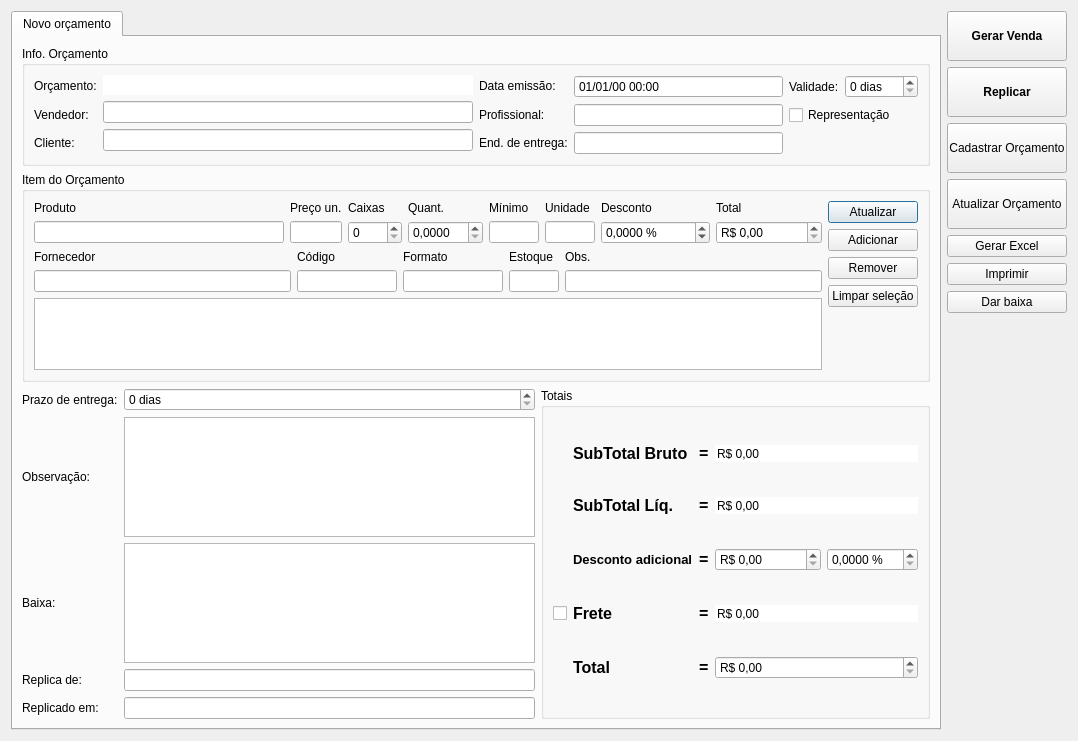
This is ui/orcamento.ui in lellisls/ERP-STACCATO as Qt 5 draws it before an edit. The edited form follows.
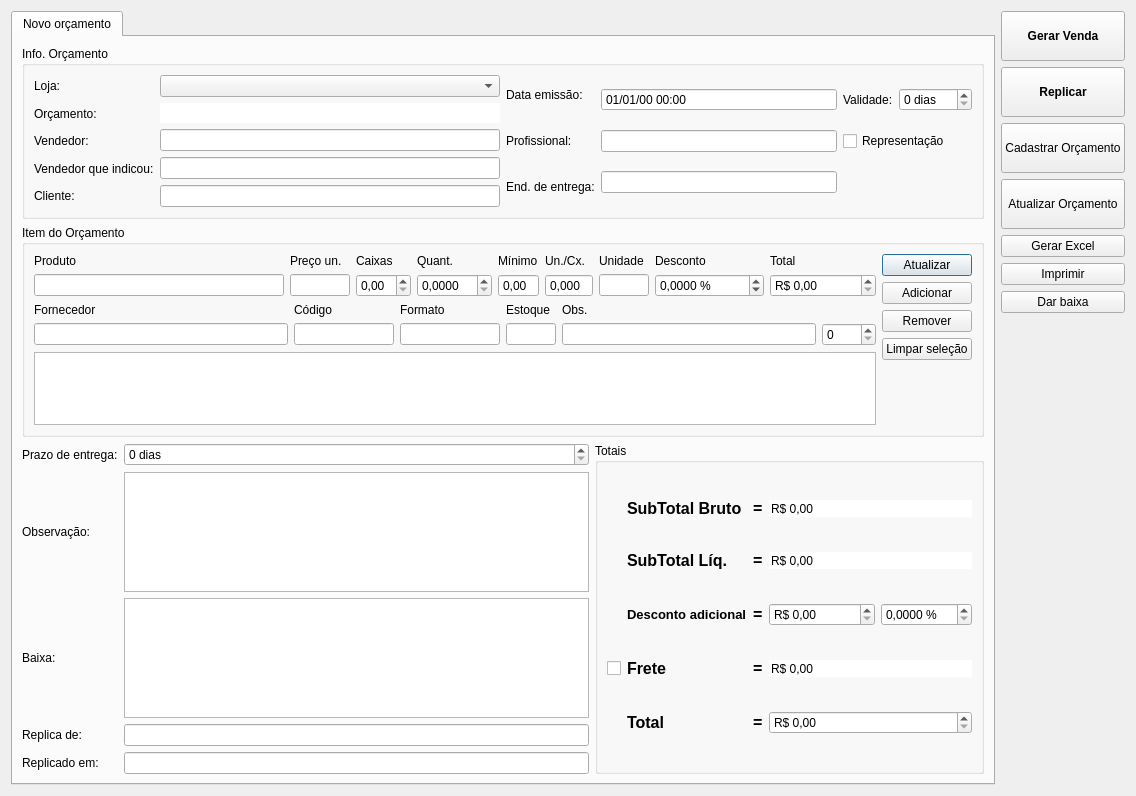
This is the edited form. Custom widgets are drawn as their Qt base class.

```diff
--- a/ui/orcamento.ui
+++ b/ui/orcamento.ui
@@ -9,8 +9,8 @@
    <rect>
     <x>0</x>
     <y>0</y>
-    <width>1072</width>
-    <height>705</height>
+    <width>1136</width>
+    <height>796</height>
    </rect>
   </property>
   <property name="windowTitle">
@@ -411,7 +411,7 @@
              </sizepolicy>
             </property>
             <property name="toolTip">
-             <string>&lt;html&gt;&lt;head/&gt;&lt;body&gt;&lt;p&gt;Desconto percentual sobree todo o orçamento.&lt;/p&gt;&lt;/body&gt;&lt;/html&gt;</string>
+             <string>&lt;html&gt;&lt;head/&gt;&lt;body&gt;&lt;p&gt;Desconto sobre todo o orçamento.&lt;/p&gt;&lt;/body&gt;&lt;/html&gt;</string>
             </property>
             <property name="correctionMode">
              <enum>QAbstractSpinBox::CorrectToNearestValue</enum>
@@ -436,7 +436,7 @@
              </sizepolicy>
             </property>
             <property name="toolTip">
-             <string>&lt;html&gt;&lt;head/&gt;&lt;body&gt;&lt;p&gt;Desconto percentual sobree todo o orçamento.&lt;/p&gt;&lt;/body&gt;&lt;/html&gt;</string>
+             <string>&lt;html&gt;&lt;head/&gt;&lt;body&gt;&lt;p&gt;Desconto percentual sobre todo o orçamento.&lt;/p&gt;&lt;/body&gt;&lt;/html&gt;</string>
             </property>
             <property name="suffix">
              <string> %</string>
@@ -597,9 +597,6 @@
           </item>
           <item row="3" column="3" colspan="2">
            <widget class="QDoubleSpinBox" name="doubleSpinBoxFrete">
-            <property name="toolTip">
-             <string>&lt;html&gt;&lt;head/&gt;&lt;body&gt;&lt;p&gt;Valor total do orçamento, com desconto final.&lt;/p&gt;&lt;/body&gt;&lt;/html&gt;</string>
-            </property>
             <property name="wrapping">
              <bool>false</bool>
             </property>
@@ -661,6 +658,13 @@
            <layout class="QHBoxLayout" name="horizontalLayout">
             <item>
              <layout class="QVBoxLayout" name="verticalLayout_6">
+              <item>
+               <widget class="QLabel" name="labelLoja">
+                <property name="text">
+                 <string>Loja:</string>
+                </property>
+               </widget>
+              </item>
               <item>
                <widget class="QLabel" name="labelOrcamento">
                 <property name="text">
@@ -681,6 +685,19 @@
                 </property>
                </widget>
               </item>
+              <item>
+               <widget class="QLabel" name="labelVendedorIndicou">
+                <property name="sizePolicy">
+                 <sizepolicy hsizetype="Fixed" vsizetype="Preferred">
+                  <horstretch>0</horstretch>
+                  <verstretch>0</verstretch>
+                 </sizepolicy>
+                </property>
+                <property name="text">
+                 <string>Vendedor que indicou:</string>
+                </property>
+               </widget>
+              </item>
               <item>
                <widget class="QLabel" name="labelCliente">
                 <property name="text">
@@ -692,6 +709,9 @@
             </item>
             <item>
              <layout class="QVBoxLayout" name="verticalLayout_4">
+              <item>
+               <widget class="ComboBox" name="comboBoxLoja"/>
+              </item>
               <item>
                <widget class="QLineEdit" name="lineEditOrcamento">
                 <property name="toolTip">
@@ -708,6 +728,9 @@
               <item>
                <widget class="ItemBox" name="itemBoxVendedor"/>
               </item>
+              <item>
+               <widget class="ItemBox" name="itemBoxVendedorIndicou"/>
+              </item>
               <item>
                <widget class="ItemBox" name="itemBoxCliente"/>
               </item>
@@ -945,13 +968,6 @@
           </item>
           <item row="1" column="0">
            <layout class="QGridLayout" name="gridLayout_7">
-            <item row="0" column="2">
-             <widget class="QLabel" name="labelFormComercial">
-              <property name="text">
-               <string>Formato</string>
-              </property>
-             </widget>
-            </item>
             <item row="0" column="1">
              <widget class="QLabel" name="labelCodComercial">
               <property name="text">
@@ -959,13 +975,6 @@
               </property>
              </widget>
             </item>
-            <item row="0" column="0">
-             <widget class="QLabel" name="labelFornecedor">
-              <property name="text">
-               <string>Fornecedor</string>
-              </property>
-             </widget>
-            </item>
             <item row="0" column="3">
              <widget class="QLabel" name="labelEstoque">
               <property name="text">
@@ -973,25 +982,17 @@
               </property>
              </widget>
             </item>
-            <item row="1" column="1">
-             <widget class="QLineEdit" name="lineEditCodComercial">
-              <property name="minimumSize">
-               <size>
-                <width>100</width>
-                <height>0</height>
-               </size>
+            <item row="0" column="2">
+             <widget class="QLabel" name="labelFormComercial">
+              <property name="text">
+               <string>Formato</string>
               </property>
-              <property name="maximumSize">
-               <size>
-                <width>60</width>
-                <height>16777215</height>
-               </size>
-              </property>
-              <property name="toolTip">
-               <string>&lt;html&gt;&lt;head/&gt;&lt;body&gt;&lt;p&gt;Código comercial do produto&lt;/p&gt;&lt;/body&gt;&lt;/html&gt;</string>
-              </property>
-              <property name="readOnly">
-               <bool>true</bool>
+             </widget>
+            </item>
+            <item row="0" column="0">
+             <widget class="QLabel" name="labelFornecedor">
+              <property name="text">
+               <string>Fornecedor</string>
               </property>
              </widget>
             </item>
@@ -1011,35 +1012,6 @@
               </property>
              </widget>
             </item>
-            <item row="1" column="2">
-             <widget class="QLineEdit" name="lineEditFormComercial">
-              <property name="minimumSize">
-               <size>
-                <width>100</width>
-                <height>0</height>
-               </size>
-              </property>
-              <property name="maximumSize">
-               <size>
-                <width>60</width>
-                <height>16777215</height>
-               </size>
-              </property>
-              <property name="toolTip">
-               <string>&lt;html&gt;&lt;head/&gt;&lt;body&gt;&lt;p&gt;Formato do produto&lt;/p&gt;&lt;/body&gt;&lt;/html&gt;</string>
-              </property>
-              <property name="readOnly">
-               <bool>true</bool>
-              </property>
-             </widget>
-            </item>
-            <item row="0" column="4">
-             <widget class="QLabel" name="labelObs">
-              <property name="text">
-               <string>Obs.</string>
-              </property>
-             </widget>
-            </item>
             <item row="1" column="3">
              <widget class="LineEditDecimal" name="lineEditEstoque">
               <property name="sizePolicy">
@@ -1062,6 +1034,57 @@
               </property>
              </widget>
             </item>
+            <item row="1" column="1">
+             <widget class="QLineEdit" name="lineEditCodComercial">
+              <property name="minimumSize">
+               <size>
+                <width>100</width>
+                <height>0</height>
+               </size>
+              </property>
+              <property name="maximumSize">
+               <size>
+                <width>60</width>
+                <height>16777215</height>
+               </size>
+              </property>
+              <property name="toolTip">
+               <string>&lt;html&gt;&lt;head/&gt;&lt;body&gt;&lt;p&gt;Código comercial do produto&lt;/p&gt;&lt;/body&gt;&lt;/html&gt;</string>
+              </property>
+              <property name="readOnly">
+               <bool>true</bool>
+              </property>
+             </widget>
+            </item>
+            <item row="0" column="4">
+             <widget class="QLabel" name="labelObs">
+              <property name="text">
+               <string>Obs.</string>
+              </property>
+             </widget>
+            </item>
+            <item row="1" column="2">
+             <widget class="QLineEdit" name="lineEditFormComercial">
+              <property name="minimumSize">
+               <size>
+                <width>100</width>
+                <height>0</height>
+               </size>
+              </property>
+              <property name="maximumSize">
+               <size>
+                <width>60</width>
+                <height>16777215</height>
+               </size>
+              </property>
+              <property name="toolTip">
+               <string>&lt;html&gt;&lt;head/&gt;&lt;body&gt;&lt;p&gt;Formato do produto&lt;/p&gt;&lt;/body&gt;&lt;/html&gt;</string>
+              </property>
+              <property name="readOnly">
+               <bool>true</bool>
+              </property>
+             </widget>
+            </item>
             <item row="1" column="4">
              <widget class="QLineEdit" name="lineEditObs">
               <property name="minimumSize">
@@ -1078,14 +1101,77 @@
               </property>
              </widget>
             </item>
+            <item row="1" column="5">
+             <widget class="QSpinBox" name="spinBoxEstoquePromocao">
+              <property name="maximumSize">
+               <size>
+                <width>55</width>
+                <height>16777215</height>
+               </size>
+              </property>
+              <property name="toolTip">
+               <string>&lt;html&gt;&lt;head/&gt;&lt;body&gt;&lt;p&gt;Quantidade de caixas&lt;/p&gt;&lt;/body&gt;&lt;/html&gt;</string>
+              </property>
+              <property name="correctionMode">
+               <enum>QAbstractSpinBox::CorrectToNearestValue</enum>
+              </property>
+              <property name="maximum">
+               <number>9999</number>
+              </property>
+             </widget>
+            </item>
            </layout>
           </item>
           <item row="0" column="0">
            <layout class="QGridLayout" name="gridLayout_4">
-            <item row="0" column="4">
-             <widget class="QLabel" name="labelMinimo">
+            <item row="1" column="2">
+             <widget class="QDoubleSpinBox" name="spinBoxCaixas">
+              <property name="maximumSize">
+               <size>
+                <width>55</width>
+                <height>16777215</height>
+               </size>
+              </property>
+              <property name="toolTip">
+               <string>&lt;html&gt;&lt;head/&gt;&lt;body&gt;&lt;p&gt;Quantidade de caixas&lt;/p&gt;&lt;/body&gt;&lt;/html&gt;</string>
+              </property>
+              <property name="correctionMode">
+               <enum>QAbstractSpinBox::CorrectToNearestValue</enum>
+              </property>
+              <property name="maximum">
+               <double>9999.989999999999782</double>
+              </property>
+             </widget>
+            </item>
+            <item row="0" column="5">
+             <widget class="QLabel" name="labelCaixa">
               <property name="text">
-               <string>Mínimo</string>
+               <string>Un./Cx.</string>
+              </property>
+             </widget>
+            </item>
+            <item row="1" column="5">
+             <widget class="QDoubleSpinBox" name="spinBoxUnCx">
+              <property name="maximumSize">
+               <size>
+                <width>55</width>
+                <height>16777215</height>
+               </size>
+              </property>
+              <property name="toolTip">
+               <string>&lt;html&gt;&lt;head/&gt;&lt;body&gt;&lt;p&gt;Unidades por caixa&lt;/p&gt;&lt;/body&gt;&lt;/html&gt;</string>
+              </property>
+              <property name="readOnly">
+               <bool>true</bool>
+              </property>
+              <property name="buttonSymbols">
+               <enum>QAbstractSpinBox::NoButtons</enum>
+              </property>
+              <property name="correctionMode">
+               <enum>QAbstractSpinBox::CorrectToNearestValue</enum>
+              </property>
+              <property name="decimals">
+               <number>3</number>
               </property>
              </widget>
             </item>
@@ -1096,25 +1182,6 @@
               </property>
              </widget>
             </item>
-            <item row="1" column="2">
-             <widget class="QSpinBox" name="spinBoxCaixas">
-              <property name="maximumSize">
-               <size>
-                <width>55</width>
-                <height>16777215</height>
-               </size>
-              </property>
-              <property name="toolTip">
-               <string>&lt;html&gt;&lt;head/&gt;&lt;body&gt;&lt;p&gt;Quantidade de caixas&lt;/p&gt;&lt;/body&gt;&lt;/html&gt;</string>
-              </property>
-              <property name="correctionMode">
-               <enum>QAbstractSpinBox::CorrectToNearestValue</enum>
-              </property>
-              <property name="maximum">
-               <number>9999</number>
-              </property>
-             </widget>
-            </item>
             <item row="0" column="1">
              <widget class="QLabel" name="labelPrecoUn">
               <property name="text">
@@ -1122,24 +1189,10 @@
               </property>
              </widget>
             </item>
-            <item row="0" column="3">
-             <widget class="QLabel" name="labelQuant">
+            <item row="0" column="4">
+             <widget class="QLabel" name="labelMinimo">
               <property name="text">
-               <string>Quant.</string>
-              </property>
-             </widget>
-            </item>
-            <item row="0" column="5">
-             <widget class="QLabel" name="labelUn">
-              <property name="text">
-               <string>Unidade</string>
-              </property>
-             </widget>
-            </item>
-            <item row="0" column="7">
-             <widget class="QLabel" name="labelTotalItem">
-              <property name="text">
-               <string>Total</string>
+               <string>Mínimo</string>
               </property>
              </widget>
             </item>
@@ -1153,7 +1206,7 @@
               </property>
              </widget>
             </item>
-            <item row="1" column="6">
+            <item row="1" column="7">
              <widget class="QDoubleSpinBox" name="doubleSpinBoxDesconto">
               <property name="toolTip">
                <string>&lt;html&gt;&lt;head/&gt;&lt;body&gt;&lt;p&gt;Desconto por item&lt;/p&gt;&lt;/body&gt;&lt;/html&gt;</string>
@@ -1173,6 +1226,27 @@
              </widget>
             </item>
             <item row="0" column="6">
+             <widget class="QLabel" name="labelUn">
+              <property name="text">
+               <string>Unidade</string>
+              </property>
+             </widget>
+            </item>
+            <item row="0" column="3">
+             <widget class="QLabel" name="labelQuant">
+              <property name="text">
+               <string>Quant.</string>
+              </property>
+             </widget>
+            </item>
+            <item row="0" column="8">
+             <widget class="QLabel" name="labelTotalItem">
+              <property name="text">
+               <string>Total</string>
+              </property>
+             </widget>
+            </item>
+            <item row="0" column="7">
              <widget class="QLabel" name="labelDesconto">
               <property name="text">
                <string>Desconto</string>
@@ -1195,37 +1269,6 @@
               </property>
              </widget>
             </item>
-            <item row="1" column="5">
-             <widget class="QLineEdit" name="lineEditUn">
-              <property name="sizePolicy">
-               <sizepolicy hsizetype="Fixed" vsizetype="Fixed">
-                <horstretch>0</horstretch>
-                <verstretch>0</verstretch>
-               </sizepolicy>
-              </property>
-              <property name="minimumSize">
-               <size>
-                <width>50</width>
-                <height>0</height>
-               </size>
-              </property>
-              <property name="maximumSize">
-               <size>
-                <width>0</width>
-                <height>16777215</height>
-               </size>
-              </property>
-              <property name="toolTip">
-               <string>&lt;html&gt;&lt;head/&gt;&lt;body&gt;&lt;p&gt;Unidade padrão do produto&lt;/p&gt;&lt;/body&gt;&lt;/html&gt;</string>
-              </property>
-              <property name="text">
-               <string/>
-              </property>
-              <property name="readOnly">
-               <bool>true</bool>
-              </property>
-             </widget>
-            </item>
             <item row="0" column="0">
              <widget class="QLabel" name="labelProduto">
               <property name="text">
@@ -1233,6 +1276,37 @@
               </property>
              </widget>
             </item>
+            <item row="1" column="6">
+             <widget class="QLineEdit" name="lineEditUn">
+              <property name="sizePolicy">
+               <sizepolicy hsizetype="Fixed" vsizetype="Fixed">
+                <horstretch>0</horstretch>
+                <verstretch>0</verstretch>
+               </sizepolicy>
+              </property>
+              <property name="minimumSize">
+               <size>
+                <width>50</width>
+                <height>0</height>
+               </size>
+              </property>
+              <property name="maximumSize">
+               <size>
+                <width>0</width>
+                <height>16777215</height>
+               </size>
+              </property>
+              <property name="toolTip">
+               <string>&lt;html&gt;&lt;head/&gt;&lt;body&gt;&lt;p&gt;Unidade padrão do produto&lt;/p&gt;&lt;/body&gt;&lt;/html&gt;</string>
+              </property>
+              <property name="text">
+               <string/>
+              </property>
+              <property name="readOnly">
+               <bool>true</bool>
+              </property>
+             </widget>
+            </item>
             <item row="1" column="3">
              <widget class="QDoubleSpinBox" name="doubleSpinBoxQuant">
               <property name="maximumSize">
@@ -1255,10 +1329,10 @@
               </property>
              </widget>
             </item>
-            <item row="1" column="7">
+            <item row="1" column="8">
              <widget class="QDoubleSpinBox" name="doubleSpinBoxTotalItem">
               <property name="toolTip">
-               <string>&lt;html&gt;&lt;head/&gt;&lt;body&gt;&lt;p&gt;Valor total do orçamento, com desconto final.&lt;/p&gt;&lt;/body&gt;&lt;/html&gt;</string>
+               <string>&lt;html&gt;&lt;head/&gt;&lt;body&gt;&lt;p&gt;Valor total do item&lt;/p&gt;&lt;/body&gt;&lt;/html&gt;</string>
               </property>
               <property name="wrapping">
                <bool>false</bool>
@@ -1278,34 +1352,25 @@
              </widget>
             </item>
             <item row="1" column="4">
-             <widget class="QLineEdit" name="lineEditMinimo">
-              <property name="sizePolicy">
-               <sizepolicy hsizetype="Fixed" vsizetype="Fixed">
-                <horstretch>0</horstretch>
-                <verstretch>0</verstretch>
-               </sizepolicy>
-              </property>
-              <property name="minimumSize">
-               <size>
-                <width>50</width>
-                <height>0</height>
-               </size>
-              </property>
+             <widget class="QDoubleSpinBox" name="spinBoxMinimo">
               <property name="maximumSize">
                <size>
-                <width>0</width>
+                <width>55</width>
                 <height>16777215</height>
                </size>
               </property>
               <property name="toolTip">
-               <string>&lt;html&gt;&lt;head/&gt;&lt;body&gt;&lt;p&gt;Unidade padrão do produto&lt;/p&gt;&lt;/body&gt;&lt;/html&gt;</string>
-              </property>
-              <property name="text">
-               <string/>
+               <string>&lt;html&gt;&lt;head/&gt;&lt;body&gt;&lt;p&gt;Quantidade mínima&lt;/p&gt;&lt;/body&gt;&lt;/html&gt;</string>
               </property>
               <property name="readOnly">
                <bool>true</bool>
               </property>
+              <property name="buttonSymbols">
+               <enum>QAbstractSpinBox::NoButtons</enum>
+              </property>
+              <property name="correctionMode">
+               <enum>QAbstractSpinBox::CorrectToNearestValue</enum>
+              </property>
              </widget>
             </item>
            </layout>
@@ -1349,16 +1414,21 @@
   </layout>
  </widget>
  <customwidgets>
-  <customwidget>
-   <class>TableView</class>
-   <extends>QTableView</extends>
-   <header>src/tableview.h</header>
-  </customwidget>
   <customwidget>
    <class>ItemBox</class>
    <extends>QLineEdit</extends>
    <header>src/itembox.h</header>
   </customwidget>
+  <customwidget>
+   <class>ComboBox</class>
+   <extends>QComboBox</extends>
+   <header>src/combobox.h</header>
+  </customwidget>
+  <customwidget>
+   <class>TableView</class>
+   <extends>QTableView</extends>
+   <header>src/tableview.h</header>
+  </customwidget>
   <customwidget>
    <class>LineEditDecimal</class>
    <extends>QLineEdit</extends>
```
